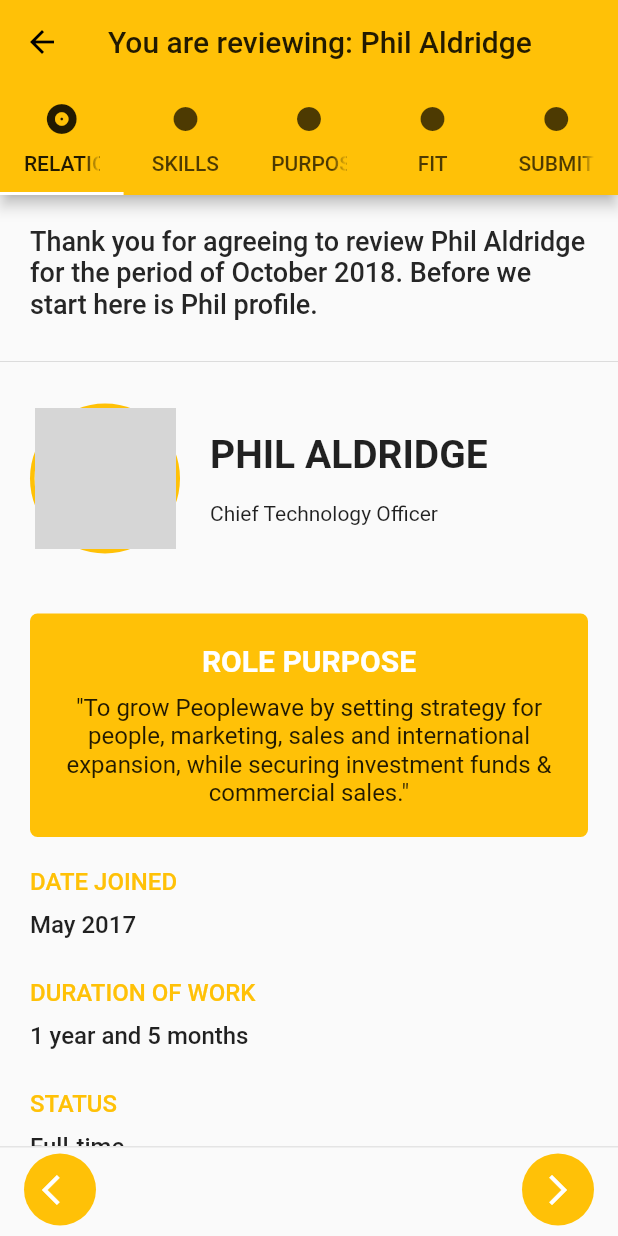
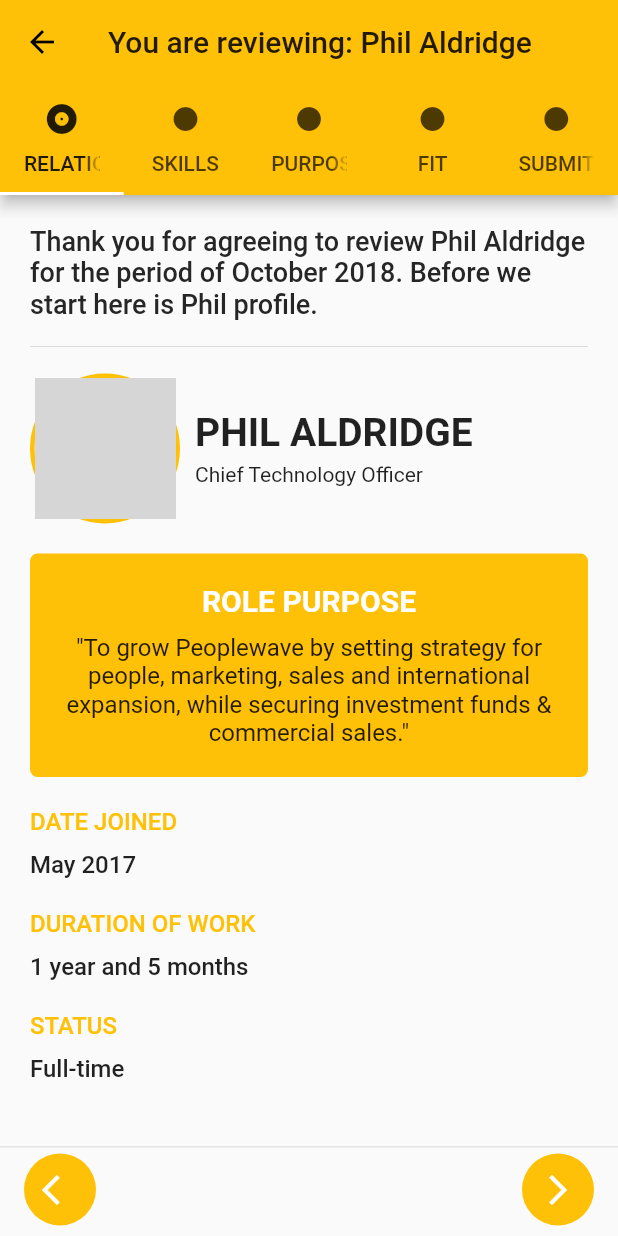
Before and after one commit to rosemalejohn/my-flutter-genesis-app, a Flutter app: the DoingReview screen opened by its route, on a phone screen of 412 x 824 dp. Run offline on Flutter 3.47's test engine with Material 2 defaults, Android fonts, the phone set to English and light mode, and no system bars; network calls fail; grey boxes are pictures that could not be loaded.

```diff
--- a/lib/screens/doingreview/profile.dart
+++ b/lib/screens/doingreview/profile.dart
@@ -1,14 +1,15 @@
 import 'package:flutter/material.dart';
 import 'package:performancewave/widgets/avatar.dart';
+import 'package:performancewave/widgets/role_purpose.dart';
 
 final ListView profileTabContent = ListView(
   children: <Widget>[
-    Column(
+    Padding(
+      padding: const EdgeInsets.all(20.0),
+      child: Column(
         crossAxisAlignment: CrossAxisAlignment.start,
         children: <Widget>[
-        Padding(
-          padding: const EdgeInsets.all(20.0),
-          child: Text(
+          Text(
             'Thank you for agreeing to review Phil Aldridge for the period of October 2018. Before we start here is Phil profile.',
             style: TextStyle(
               fontSize: 18.0,
@@ -16,60 +17,31 @@ final ListView profileTabContent = ListView(
               color: Color(0xff262626)
             ),
           ),
+          Padding(
+            padding: const EdgeInsets.symmetric(vertical: 10.0),
+            child: Divider(),
           ),
-        Divider(),
           Row(
             children: <Widget>[
-            Padding(
-              padding: const EdgeInsets.all(20.0),
-              child: WaveAvatar(url: 'https://process.filestackapi.com/resize=width:85/CQ45xMlUSEuGdfzTyfvw', height: 100.0, width: 100.0),
-            ),
+              WaveAvatar(url: 'https://process.filestackapi.com/resize=width:85/CQ45xMlUSEuGdfzTyfvw', height: 100.0, width: 100.0),
+              SizedBox(width: 10.0,),
               Column(
                 crossAxisAlignment: CrossAxisAlignment.start,
                 children: <Widget>[
                   Text('PHIL ALDRIDGE', style: TextStyle(fontWeight: FontWeight.w600, fontSize: 26.0)),
-                Divider(),
+                  SizedBox(height: 5.0),
                   Text('Chief Technology Officer')
                 ],
               )
             ],
           ),
-        Container(
-          decoration: BoxDecoration(
-            color: Colors.amber,
-            borderRadius: BorderRadius.circular(5.0),
-          ),
-          padding: EdgeInsets.all(20.0),
-          margin: EdgeInsets.all(20.0),
-          child: Column(
-            children: <Widget>[
-              Text(
-                'ROLE PURPOSE',
-                style: TextStyle(
-                  fontSize: 20.0,
-                  fontWeight: FontWeight.bold,
-                  color: Colors.white
-                )
-              ),
-              Padding(
-                padding: EdgeInsets.only(top: 10.0),
-                child: Text(
-                  '"To grow Peoplewave by setting strategy for people, marketing, sales and international expansion, while securing investment funds & commercial sales."',
-                  style: TextStyle(
-                    fontSize: 16.0
-                  ),
-                  textAlign: TextAlign.center,
-                ),
-              )
-            ],
-          ),
-        ),
+          SizedBox(height: 20.0,),
+          WaveRolePurpose(),
+          SizedBox(height: 20.0,),
           Column(
             crossAxisAlignment: CrossAxisAlignment.start,
             children: <Widget>[
-            Padding(
-              padding: const EdgeInsets.only(left: 20.0, right: 20.0),
-              child: Text(
+              Text(
                 'DATE JOINED',
                 style: TextStyle(
                   color: Colors.amber,
@@ -77,26 +49,21 @@ final ListView profileTabContent = ListView(
                   fontSize: 16.0
                 ),
               ),
-            ),
-            Padding(
-              padding: const EdgeInsets.only(left: 20.0, right: 20.0, top: 10.0, bottom: 10.0),
-              child: Text(
+              SizedBox(height: 10.0,),
+              Text(
                 'May 2017',
                 style: TextStyle(
                   fontWeight: FontWeight.w500,
                   fontSize: 16.0
                 ),
               ),
-            ),
             ],
           ),
-        Divider(color: Colors.transparent,),
+          SizedBox(height: 20.0,),
           Column(
             crossAxisAlignment: CrossAxisAlignment.start,
             children: <Widget>[
-            Padding(
-              padding: const EdgeInsets.only(left: 20.0, right: 20.0),
-              child: Text(
+              Text(
                 'DURATION OF WORK',
                 style: TextStyle(
                   color: Colors.amber,
@@ -104,26 +71,21 @@ final ListView profileTabContent = ListView(
                   fontSize: 16.0
                 ),
               ),
-            ),
-            Padding(
-              padding: const EdgeInsets.only(left: 20.0, right: 20.0, top: 10.0, bottom: 10.0),
-              child: Text(
+              SizedBox(height: 10.0,),
+              Text(
                 '1 year and 5 months',
                 style: TextStyle(
                   fontWeight: FontWeight.w500,
                   fontSize: 16.0
                 ),
               ),
-            ),
             ],
           ),
-        Divider(color: Colors.transparent,),
+          SizedBox(height: 20.0,),
           Column(
             crossAxisAlignment: CrossAxisAlignment.start,
             children: <Widget>[
-            Padding(
-              padding: const EdgeInsets.only(left: 20.0, right: 20.0),
-              child: Text(
+              Text(
                 'STATUS',
                 style: TextStyle(
                   color: Colors.amber,
@@ -131,20 +93,18 @@ final ListView profileTabContent = ListView(
                   fontSize: 16.0
                 ),
               ),
-            ),
-            Padding(
-              padding: const EdgeInsets.only(left: 20.0, right: 20.0, top: 10.0, bottom: 10.0),
-              child: Text(
+              SizedBox(height: 10.0,),
+              Text(
                 'Full-time',
                 style: TextStyle(
                   fontWeight: FontWeight.w500,
                   fontSize: 16.0
                 ),
               ),
-            ),
             ],
           ),
         ],
       ),
+    ),
   ],
 );
--- a/lib/widgets/avatar.dart
+++ b/lib/widgets/avatar.dart
@@ -1,29 +1,6 @@
 import 'package:flutter/material.dart';
 
-class _AvatarState extends State<WaveAvatar> {
-
-  @override
-  Widget build(BuildContext context) {
-    return SizedBox(
-      child: Container(
-        padding: EdgeInsets.all(3.0),
-        child: CircleAvatar(
-          backgroundImage: NetworkImage(
-            widget.url,
-          ),
-        ),
-        width: widget.width,
-        height: widget.height,
-        decoration: BoxDecoration(
-          color: Colors.amber,
-          shape: BoxShape.circle
-        ),
-      )
-    );
-  }
-}
-
-class WaveAvatar extends StatefulWidget {
+class WaveAvatar extends StatelessWidget {
 
   final double width;
 
@@ -34,5 +11,22 @@ class WaveAvatar extends StatefulWidget {
   WaveAvatar({@required this.width, @required this.height, @required this.url});
 
   @override
-  createState() => _AvatarState();
+  Widget build(BuildContext context) {
+    return SizedBox(
+      child: Container(
+        padding: EdgeInsets.all(3.0),
+        child: CircleAvatar(
+          backgroundImage: NetworkImage(
+            url,
+          ),
+        ),
+        width: width,
+        height: height,
+        decoration: BoxDecoration(
+          color: Colors.amber,
+          shape: BoxShape.circle
+        ),
+      )
+    );
+  }
 }
--- a/lib/widgets/comment_box.dart
+++ b/lib/widgets/comment_box.dart
@@ -6,7 +6,7 @@ class WaveCommentBox extends StatelessWidget {
   Widget build(BuildContext context) {
     return Row(
       children: <Widget>[
-        Icon(Icons.edit),
+        Icon(Icons.edit, color: Color(0xff9b9b9b),),
         SizedBox(
           width: 10.0,
         ),
@@ -15,6 +15,7 @@ class WaveCommentBox extends StatelessWidget {
             autocorrect: true,
             maxLines: 3,
             decoration: InputDecoration(
+              hintText: 'Add comment (optional)',
               border: OutlineInputBorder(
                 borderSide: BorderSide(
                   color: Colors.amber,
--- /dev/null
+++ b/lib/widgets/role_purpose.dart
@@ -0,0 +1,35 @@
+import 'package:flutter/material.dart';
+
+class WaveRolePurpose extends StatelessWidget {
+
+  @override
+  Widget build(BuildContext context) {
+    return Container(
+      decoration: BoxDecoration(
+        color: Colors.amber,
+        borderRadius: BorderRadius.circular(5.0),
+      ),
+      padding: EdgeInsets.all(20.0),
+      child: Column(
+        children: <Widget>[
+          Text(
+            'ROLE PURPOSE',
+            style: TextStyle(
+              fontSize: 20.0,
+              fontWeight: FontWeight.bold,
+              color: Colors.white
+            )
+          ),
+          SizedBox(height: 10.0,),
+          Text(
+            '"To grow Peoplewave by setting strategy for people, marketing, sales and international expansion, while securing investment funds & commercial sales."',
+            style: TextStyle(
+              fontSize: 16.0
+            ),
+            textAlign: TextAlign.center,
+          )
+        ],
+      ),
+    );
+  }
+}
```
Also changed, not shown: lib/screens/profile.dart (+18 -50 lines), lib/screens/tabcontent/reviews.dart (+34 -37 lines), lib/widgets/app_drawer.dart (+42 -3 lines), pubspec.lock. Lines whose indentation alone changed are shown as unchanged.
